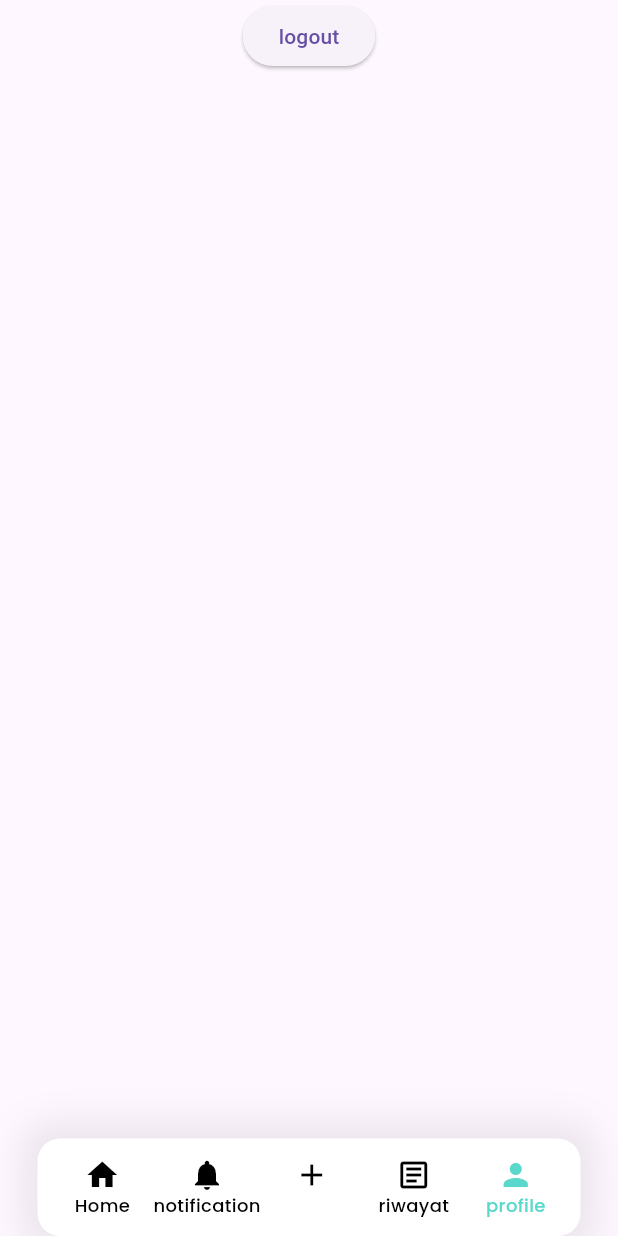
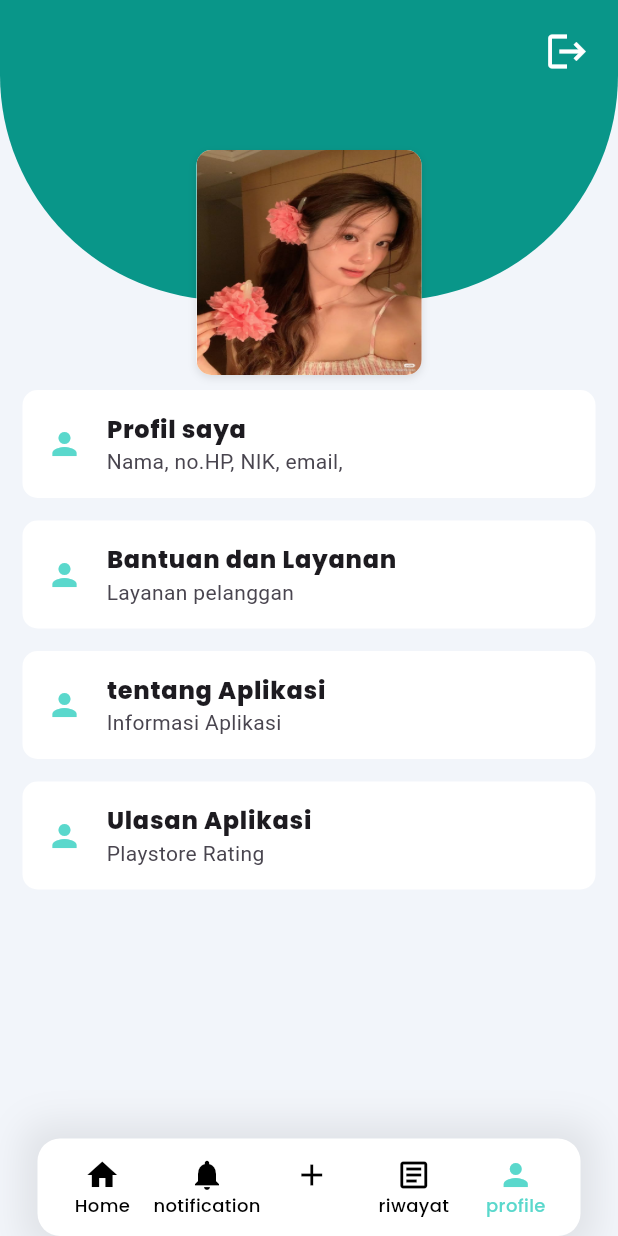
Before and after one commit to krisnaCIHUUUY/wadul_app, a Flutter app: the screen it shows once a user with an empty profile is signed in, item 5 of the bottom bar chosen, on a phone screen of 412 x 824 dp. Run offline on Flutter 3.47's test engine with Material 3 defaults, Android fonts, the light colour scheme and no system bars; our stand-ins replace bloc, cloud_firestore, equatable, firebase_auth, firebase_core, flutter_bloc and 4 more; accounts and stored records are empty.

Commit message:
membuat tampilan UI untuk halaman profile

```diff
--- a/lib/core/pages/home_content.dart
+++ b/lib/core/pages/home_content.dart
@@ -1,6 +1,6 @@
 import 'package:flutter/material.dart';
 import 'package:wadul_app/core/colors/custom_colors.dart';
-import 'package:wadul_app/core/pages/profile_page.dart';
+import 'package:wadul_app/features/profile/presentation/pages/profile_page.dart';
 
 class HomeContent extends StatefulWidget {
   const HomeContent({super.key});
--- a/lib/core/pages/profile_page.dart
+++ /dev/null
@@ -1,35 +0,0 @@
-import 'package:flutter/material.dart';
-import 'package:flutter_bloc/flutter_bloc.dart';
-import 'package:wadul_app/features/authentication/presentation/cubit/auth_cubit.dart';
-
-class ProfilePage extends StatefulWidget {
-  const ProfilePage({super.key});
-
-  @override
-  State<ProfilePage> createState() => _ProfilePageState();
-}
-
-class _ProfilePageState extends State<ProfilePage> {
-  @override
-  void initState() {
-    super.initState();
-  }
-
-  @override
-  Widget build(BuildContext context) {
-    return Scaffold(
-      body: Column(
-        children: [
-          Center(
-            child: ElevatedButton(
-              onPressed: () {
-                context.read<AuthCubit>().logout();
-              },
-              child: Text("logout"),
-            ),
-          ),
-        ],
-      ),
-    );
-  }
-}
--- /dev/null
+++ b/lib/features/profile/presentation/pages/profile_page.dart
@@ -0,0 +1,167 @@
+import 'package:flutter/material.dart';
+import 'package:flutter_bloc/flutter_bloc.dart';
+import 'package:wadul_app/core/colors/custom_colors.dart';
+import 'package:wadul_app/features/authentication/presentation/cubit/auth_cubit.dart';
+
+class ProfilePage extends StatefulWidget {
+  const ProfilePage({super.key});
+
+  @override
+  State<ProfilePage> createState() => _ProfilePageState();
+}
+
+class _ProfilePageState extends State<ProfilePage> {
+  @override
+  void initState() {
+    super.initState();
+  }
+
+  @override
+  Widget build(BuildContext context) {
+    return Scaffold(
+      backgroundColor: putihBackground,
+      body: Column(
+        crossAxisAlignment: CrossAxisAlignment.stretch,
+        // mainAxisAlignment: MainAxisAlignment.start,
+        children: [
+          Stack(
+            clipBehavior: Clip.none,
+            children: [
+              Container(
+                height: 200,
+                width: double.infinity,
+                decoration: BoxDecoration(
+                  color: darkTosca,
+                  borderRadius: BorderRadius.vertical(
+                    bottom: Radius.circular(150),
+                  ),
+                ),
+              ),
+
+              Padding(
+                padding: const EdgeInsets.only(top: 10, right: 10),
+                child: Align(
+                  alignment: AlignmentGeometry.centerRight,
+                  child: IconButton(
+                    onPressed: () {
+                      context.read<AuthCubit>().logout();
+                    },
+                    icon: Icon(Icons.logout, color: putihText, size: 30),
+                  ),
+                ),
+              ),
+
+              Positioned(
+                bottom: -50,
+                left: 0,
+                right: 0,
+                child: Align(
+                  child: Container(
+                    height: 150,
+                    width: 150,
+                    decoration: BoxDecoration(
+                      image: DecorationImage(
+                        fit: BoxFit.fill,
+                        image: AssetImage('assets/profile.jpg'),
+                      ),
+                      borderRadius: BorderRadius.circular(10),
+                      color: putihText,
+                      boxShadow: [
+                        BoxShadow(
+                          color: Colors.black.withOpacity(0.1),
+                          blurRadius: 4,
+                          offset: Offset(0, 2),
+                        ),
+                      ],
+                    ),
+                  ),
+                ),
+              ),
+            ],
+          ),
+
+          SizedBox(height: 60),
+          Padding(
+            padding: const EdgeInsets.only(left: 15, right: 15, bottom: 15),
+            child: ListTile(
+              onTap: () {},
+              shape: RoundedRectangleBorder(
+                borderRadius: BorderRadiusGeometry.circular(10),
+              ),
+              tileColor: putihText,
+              title: Text(
+                "Profil saya",
+                style: TextStyle(
+                  fontFamily: 'Poppins',
+                  fontWeight: FontWeight.bold,
+                ),
+              ),
+              leading: Icon(Icons.person, color: tosca),
+              subtitle: Text("Nama, no.HP, NIK, email,"),
+            ),
+          ),
+
+          Padding(
+            padding: const EdgeInsets.only(left: 15, right: 15, bottom: 15),
+            child: ListTile(
+              onTap: () {},
+              shape: RoundedRectangleBorder(
+                borderRadius: BorderRadiusGeometry.circular(10),
+              ),
+              tileColor: putihText,
+              title: Text(
+                "Bantuan dan Layanan",
+                style: TextStyle(
+                  fontFamily: 'Poppins',
+                  fontWeight: FontWeight.bold,
+                ),
+              ),
+              leading: Icon(Icons.person, color: tosca),
+              subtitle: Text("Layanan pelanggan"),
+            ),
+          ),
+
+          Padding(
+            padding: const EdgeInsets.only(left: 15, right: 15, bottom: 15),
+            child: ListTile(
+              onTap: () {},
+              shape: RoundedRectangleBorder(
+                borderRadius: BorderRadiusGeometry.circular(10),
+              ),
+              tileColor: putihText,
+              title: Text(
+                "tentang Aplikasi",
+                style: TextStyle(
+                  fontFamily: 'Poppins',
+                  fontWeight: FontWeight.bold,
+                ),
+              ),
+              leading: Icon(Icons.person, color: tosca),
+              subtitle: Text("Informasi Aplikasi"),
+            ),
+          ),
+
+          Padding(
+            padding: const EdgeInsets.only(left: 15, right: 15, bottom: 15),
+            child: ListTile(
+              onTap: () {},
+              shape: RoundedRectangleBorder(
+                borderRadius: BorderRadiusGeometry.circular(10),
+              ),
+              tileColor: putihText,
+              title: Text(
+                "Ulasan Aplikasi",
+                style: TextStyle(
+                  fontFamily: 'Poppins',
+                  fontWeight: FontWeight.bold,
+                ),
+              ),
+              leading: Icon(Icons.person, color: tosca),
+              subtitle: Text("Playstore Rating"),
+            ),
+          ),
+        ],
+      ),
+    );
+  }
+}
--- a/lib/features/report/presentation/pages/article_page.dart
+++ b/lib/features/report/presentation/pages/article_page.dart
@@ -3,7 +3,6 @@ import 'package:flutter/material.dart';
 import 'package:flutter_bloc/flutter_bloc.dart';
 import 'package:get_it/get_it.dart';
 import 'package:wadul_app/core/colors/custom_colors.dart';
-// import 'package:wadul_app/core/error/failure.dart';
 import 'package:wadul_app/features/report/domain/entities/report_entity.dart';
 import 'package:wadul_app/features/report/presentation/cubit/report_cubit.dart';
 import 'package:wadul_app/features/report/presentation/cubit/report_state.dart';
@@ -67,12 +66,12 @@ class _ArticlePageState extends State<ArticlePage> {
     return BlocProvider<ReportCubit>(
       create: (context) => _reportCubit,
       child: Scaffold(
-        body: Padding(
-          padding: const EdgeInsets.symmetric(horizontal: 20),
-          child: Column(
+        body: Column(
           crossAxisAlignment: CrossAxisAlignment.stretch,
           children: [
-              Padding(
+            Material(
+              color: putihText,
+              child: Padding(
                 padding: const EdgeInsets.only(left: 25, top: 30, bottom: 20),
                 child: Text(
                   'Daftar Laporan',
@@ -80,6 +79,7 @@ class _ArticlePageState extends State<ArticlePage> {
                     fontSize: 20,
                     fontWeight: FontWeight.w600,
                     fontFamily: 'Poppins',
+                  ),
                 ),
               ),
             ),
@@ -104,7 +104,13 @@ class _ArticlePageState extends State<ArticlePage> {
                   if (state is ReportLoaded) {
                     final List<ReportEntity> reportList = state.reports;
 
-                      return ListView.builder(
+                    return Padding(
+                      padding: const EdgeInsets.only(
+                        right: 15.0,
+                        left: 15,
+                        top: 15,
+                      ),
+                      child: ListView.builder(
                         itemCount: reportList.length,
                         scrollDirection: Axis.vertical,
                         itemBuilder: (context, index) {
@@ -128,6 +134,7 @@ class _ArticlePageState extends State<ArticlePage> {
                             ),
                           );
                         },
+                      ),
                     );
                   }
                   return SizedBox();
@@ -137,7 +144,6 @@ class _ArticlePageState extends State<ArticlePage> {
           ],
         ),
       ),
-      ),
     );
   }
 }
--- a/lib/features/report/presentation/pages/report_form_page.dart
+++ b/lib/features/report/presentation/pages/report_form_page.dart
@@ -1,5 +1,4 @@
 import 'dart:io';
-
 import 'package:firebase_auth/firebase_auth.dart';
 import 'package:flutter/material.dart';
 import 'package:flutter_bloc/flutter_bloc.dart';
--- a/lib/home_page.dart
+++ b/lib/home_page.dart
@@ -4,7 +4,7 @@ import 'package:wadul_app/features/report/presentation/pages/add_page.dart';
 import 'package:wadul_app/features/report/presentation/pages/article_page.dart';
 import 'package:wadul_app/core/pages/home_content.dart';
 import 'package:wadul_app/core/pages/notification_page.dart';
-import 'package:wadul_app/core/pages/profile_page.dart';
+import 'package:wadul_app/features/profile/presentation/pages/profile_page.dart';
 
 class HomePage extends StatefulWidget {
   const HomePage({super.key});
```
Also changed, not shown: assets/profile.jpg (added). Lines whose indentation alone changed are shown as unchanged.
